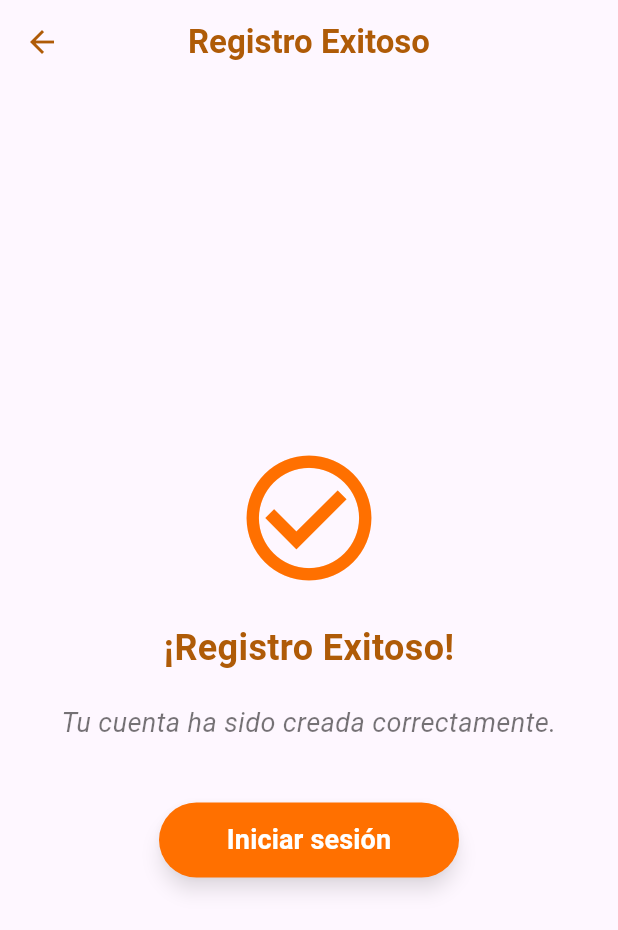
After one commit to manuelenrq9/GoDeliveryApp_Naranja, a Flutter app: the RegisterSuccessScreen screen opened directly, on a phone screen of 412 x 824 dp. The commit adds this screen. Shown: the top 930 px of the screen. Run offline on Flutter 3.47's test engine with Material 3 defaults, Android fonts, the phone set to English and light mode, and no system bars.

Commit message:
feat: :art: se creo el RegisterSuccessScreen.dart y se acomodo el archivo register.dart
se realizo la interfaz de registro exitoso cuando se crea la cuenta y tambien se acomodo los campos en el register.dart de telefono y prefijo

```diff
--- /dev/null
+++ b/lib/presentation/interfaces/RegisterSuccessScreen.dart
@@ -0,0 +1,86 @@
+import 'package:flutter/material.dart';
+import 'package:godeliveryapp_naranja/presentation/interfaces/login.dart';
+
+class RegisterSuccessScreen extends StatelessWidget {
+  const RegisterSuccessScreen({super.key});
+
+  @override
+  Widget build(BuildContext context) {
+    return Scaffold(
+      appBar: AppBar(
+        centerTitle: true,
+        title: const Text(
+          "Registro Exitoso",
+          style: TextStyle(
+            color: Color.fromARGB(255, 175, 91, 7),
+            fontWeight: FontWeight.bold,
+          ),
+        ),
+        iconTheme: const IconThemeData(
+          color: Color.fromARGB(255, 175, 91, 7), // Cambia el color aquí
+        ),
+      ),
+      body: Center(
+        child: Column(
+          mainAxisAlignment: MainAxisAlignment.center,
+          children: [
+            const Icon(
+              Icons.check_circle_outline,
+              size: 100,
+              color: Color(0xFFFF7000),
+            ),
+            const SizedBox(height: 20),
+            const Text(
+              '¡Registro Exitoso!',
+              style: TextStyle(
+                fontSize: 24,
+                fontWeight: FontWeight.bold,
+                color: Color.fromARGB(255, 175, 91, 7),
+              ),
+            ),
+            const SizedBox(height: 20),
+            const Padding(
+              padding: EdgeInsets.symmetric(horizontal: 20.0),
+              child: Text(
+                'Tu cuenta ha sido creada correctamente.',
+                textAlign: TextAlign.center,
+                style: TextStyle(
+                  fontSize: 18,
+                  color: Colors.black54,
+                  fontStyle: FontStyle.italic,
+                ),
+              ),
+            ),
+            const SizedBox(height: 40),
+            ElevatedButton(
+              style: ElevatedButton.styleFrom(
+                backgroundColor: const Color(0xFFFF7000),
+                minimumSize: const Size(200, 50),
+                shape: RoundedRectangleBorder(
+                  borderRadius: BorderRadius.circular(30),
+                ),
+                elevation: 5,
+                shadowColor: Colors.black.withOpacity(0.5),
+              ),
+              onPressed: () {
+                // Redirigir a la pantalla de login
+                Navigator.pushReplacement(
+                  context,
+                  MaterialPageRoute(builder: (context) => const LoginScreen()),
+                );
+              },
+              child: const Text(
+                'Iniciar sesión',
+                style: TextStyle(
+                  fontWeight: FontWeight.bold,
+                  fontSize: 18,
+                  color: Colors.white,
+                ),
+              ),
+            ),
+          ],
+        ),
+      ),
+    );
+  }
+}
```
Also changed, not shown: lib/presentation/interfaces/register.dart (+52 -21 lines), pubspec.lock.
